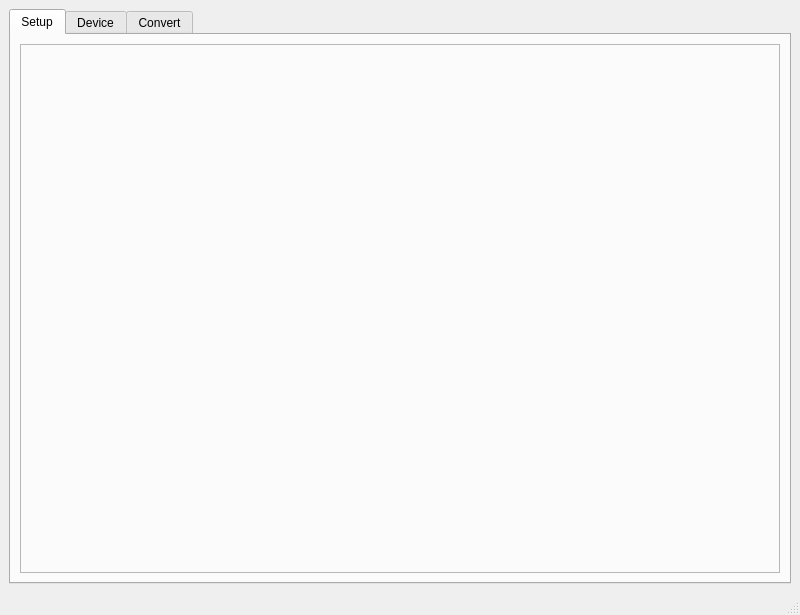
Above: gui/designer_files/container.ui from LowellInstruments/Domino before the change. Below: the same form after it.
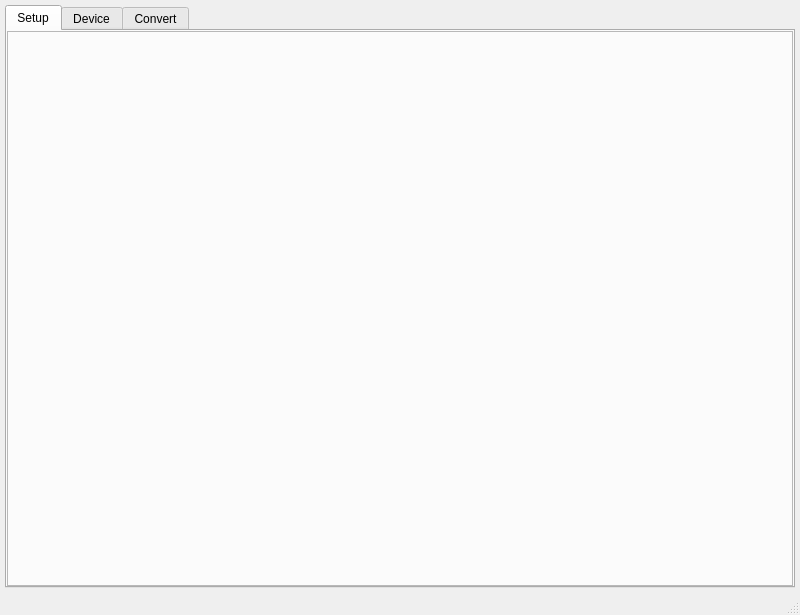
That is the form after the change. Icons and pictures are not drawn.

Commit message: reworks the setup file screen to have a tree on the left side with preset options. Pressure will also be supported

The edit to the form file:
```diff
--- a/gui/designer_files/container.ui
+++ b/gui/designer_files/container.ui
@@ -25,6 +25,18 @@
   </property>
   <widget class="QWidget" name="centralwidget">
    <layout class="QGridLayout" name="gridLayout">
+    <property name="leftMargin">
+     <number>5</number>
+    </property>
+    <property name="topMargin">
+     <number>5</number>
+    </property>
+    <property name="rightMargin">
+     <number>5</number>
+    </property>
+    <property name="bottomMargin">
+     <number>5</number>
+    </property>
     <item row="0" column="0">
      <widget class="QTabWidget" name="tabWidget">
       <property name="sizePolicy">
@@ -57,6 +69,18 @@
         <string>Setup</string>
        </attribute>
        <layout class="QGridLayout" name="gridLayout_2">
+        <property name="leftMargin">
+         <number>0</number>
+        </property>
+        <property name="topMargin">
+         <number>0</number>
+        </property>
+        <property name="rightMargin">
+         <number>0</number>
+        </property>
+        <property name="bottomMargin">
+         <number>0</number>
+        </property>
         <item row="0" column="0">
          <widget class="QFrame" name="frame_setup_file">
           <property name="frameShape">
```
Left out of the diff: 24 changed lines with no effect on the pictures. The commit also changes 9 other files.
